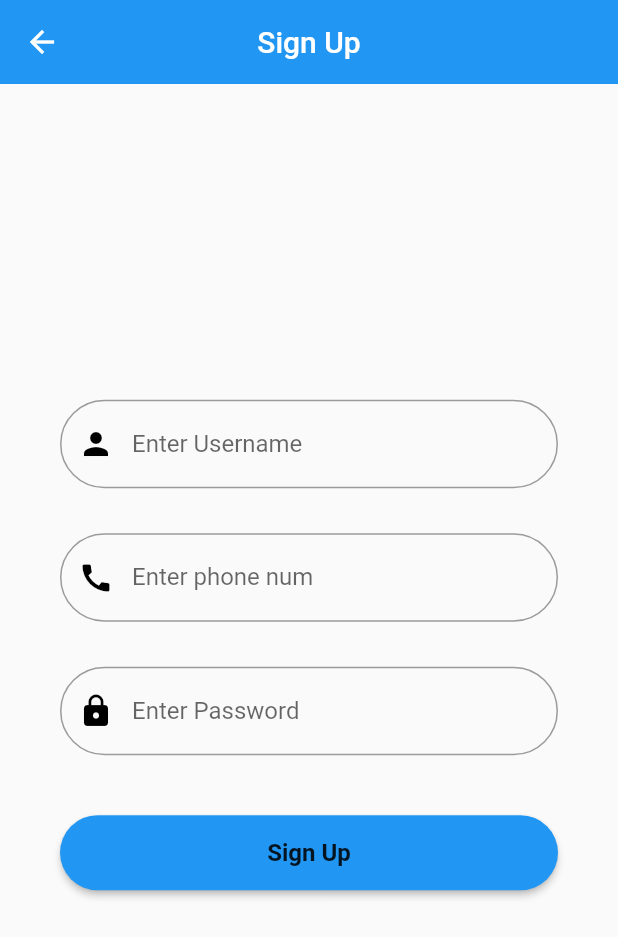
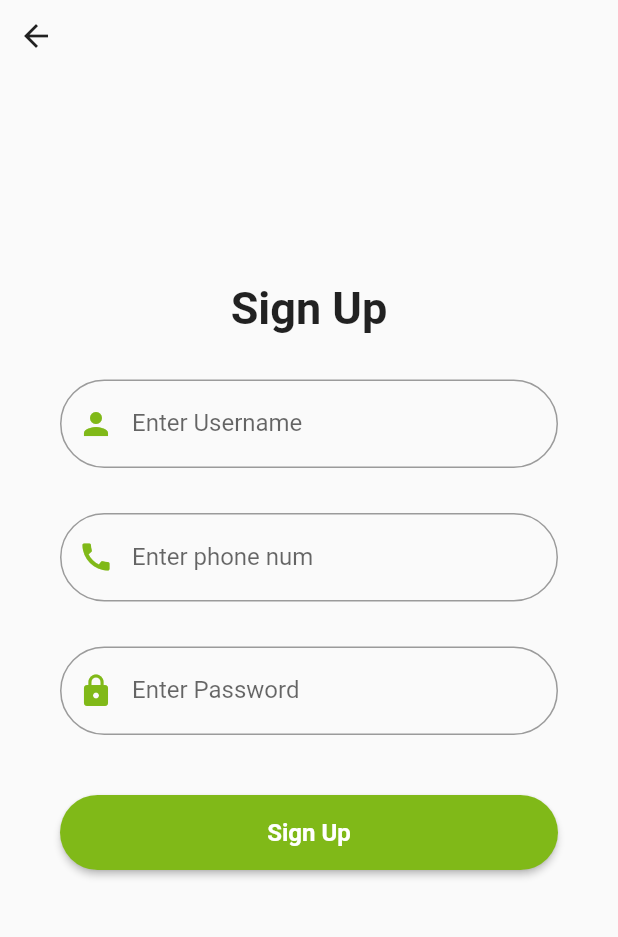
Before and after one commit to Animam/authenticate_flutter, a Flutter app: the screen it shows after launch, after a tap on "Sign up", on a phone screen of 412 x 824 dp. Shown: the top 937 px of the screen. Run offline on Flutter 3.47's test engine with Material 2 defaults, Android fonts, the phone set to English and light mode, and no system bars; our stand-ins replace firebase_auth, firebase_core; accounts and stored records are empty.

Commit message:
HomePage:Drawer  , SignIn ,SignUp   okay

```diff
--- /dev/null
+++ b/lib/color.txt
@@ -0,0 +1,3 @@
+80b918
+ffff3f
+dc2f02
--- /dev/null
+++ b/lib/colors.dart
@@ -0,0 +1,3 @@
+import 'package:flutter/rendering.dart';
+
+const GREEN = Color.fromRGBO(128, 185, 24, 1);
--- a/lib/reuasable_widget/reuseable_widget.dart
+++ b/lib/reuasable_widget/reuseable_widget.dart
@@ -1,3 +1,4 @@
+import 'package:authenticate_flutter/colors.dart';
 import 'package:flutter/material.dart';
 
 TextField reuseable_widget(String text, IconData icon, bool isPasswordType,
@@ -11,10 +12,10 @@ TextField reuseable_widget(String text, IconData icon, bool isPasswordType,
     decoration: InputDecoration(
       prefixIcon: Icon(
         icon,
-        color: Colors.black,
+        color: GREEN,
       ),
       labelText: text,
-      labelStyle: TextStyle(
+      labelStyle: const TextStyle(
           // color: Colors.white.withOpacity(0.9),
           ),
       floatingLabelBehavior: FloatingLabelBehavior.never,
@@ -44,8 +45,8 @@ Container signInSignUpButton(
       },
       child: Text(
         isLogin ? 'Log In' : 'Sign Up',
-        style: TextStyle(
-          color: Colors.black87,
+        style: const TextStyle(
+          color: Colors.white,
           fontWeight: FontWeight.bold,
           fontSize: 16,
         ),
@@ -55,7 +56,7 @@ Container signInSignUpButton(
             if (states.contains(MaterialState.pressed)) {
               return Colors.black26;
             }
-            return Colors.blue;
+            return GREEN;
           }),
           shape: MaterialStateProperty.all<RoundedRectangleBorder>(
               RoundedRectangleBorder(borderRadius: BorderRadius.circular(30)))),
--- a/lib/screens/sign_in.dart
+++ b/lib/screens/sign_in.dart
@@ -1,4 +1,5 @@
 import 'package:authenticate_flutter/reuasable_widget/reuseable_widget.dart';
+import 'package:authenticate_flutter/screens/home.dart';
 import 'package:authenticate_flutter/screens/sign_up.dart';
 import 'package:flutter/material.dart';
 
@@ -16,24 +17,29 @@ class _SignInPageState extends State<SignInPage> {
   Widget build(BuildContext context) {
     return Scaffold(
       backgroundColor: Colors.white,
-      appBar: AppBar(
-        title: const Text('Sign In'),
-        centerTitle: true,
-        elevation: 0.0,
-      ),
       body: Center(
         child: Padding(
           padding: const EdgeInsets.all(40.0),
           child: Column(
             mainAxisAlignment: MainAxisAlignment.center,
             children: <Widget>[
+              const Text(
+                'Sign In',
+                style: TextStyle(fontSize: 30, fontWeight: FontWeight.bold),
+              ),
+              const SizedBox(
+                height: 30,
+              ),
               reuseable_widget("Enter Username", Icons.person_outline, false,
                   emailController),
               const SizedBox(height: 30),
               reuseable_widget(
                   "Enter Password", Icons.lock, true, passwordController),
               const SizedBox(height: 30),
-              signInSignUpButton(context, true, () {}),
+              signInSignUpButton(context, true, () {
+                Navigator.push(context,
+                    MaterialPageRoute(builder: (context) => const HomePage()));
+              }),
               signUpOption()
             ],
           ),
--- a/lib/screens/sign_up.dart
+++ b/lib/screens/sign_up.dart
@@ -1,5 +1,6 @@
 import 'package:authenticate_flutter/reuasable_widget/reuseable_widget.dart';
 import 'package:authenticate_flutter/screens/home.dart';
+import 'package:authenticate_flutter/screens/sign_in.dart';
 import 'package:firebase_auth/firebase_auth.dart';
 import 'package:flutter/material.dart';
 
@@ -16,30 +17,55 @@ class _SignUpPageState extends State<SignUpPage> {
   TextEditingController passwordController = TextEditingController();
   @override
   Widget build(BuildContext context) {
-    return Scaffold(
-      appBar: AppBar(
-        title: const Text('Sign Up'),
-        centerTitle: true,
-        elevation: 0.0,
+    return SafeArea(
+      child: Scaffold(
+        body: SingleChildScrollView(
+          child: Column(
+            children: [
+              Row(
+                mainAxisAlignment: MainAxisAlignment.start,
+                children: [
+                  IconButton(
+                    onPressed: () {
+                      Navigator.pushReplacement(
+                        context,
+                        MaterialPageRoute(
+                            builder: (context) => const SignInPage()),
+                      );
+                    },
+                    icon: Icon(Icons.arrow_back),
                   ),
-      body: Center(
+                ],
+              ),
+              Center(
                 child: Padding(
                   padding: const EdgeInsets.all(40.0),
                   child: Column(
+                    children: [
+                      const SizedBox(height: 100),
+                      Column(
                         mainAxisAlignment: MainAxisAlignment.center,
                         children: [
-              reuseable_widget(
-                  "Enter Username", Icons.person, false, usernameController),
+                          const Text(
+                            'Sign Up',
+                            style: TextStyle(
+                                fontSize: 30, fontWeight: FontWeight.bold),
+                          ),
                           const SizedBox(
                             height: 30,
                           ),
-              reuseable_widget(
-                  "Enter phone num", Icons.call, false, phoneController),
+                          reuseable_widget("Enter Username", Icons.person,
+                              false, usernameController),
                           const SizedBox(
                             height: 30,
                           ),
-              reuseable_widget(
-                  "Enter Password", Icons.lock, true, passwordController),
+                          reuseable_widget("Enter phone num", Icons.call, false,
+                              phoneController),
+                          const SizedBox(
+                            height: 30,
+                          ),
+                          reuseable_widget("Enter Password", Icons.lock, true,
+                              passwordController),
                           const SizedBox(
                             height: 30,
                           ),
@@ -47,17 +73,29 @@ class _SignUpPageState extends State<SignUpPage> {
                             await FirebaseAuth.instance
                                 .verifyPhoneNumber(
                                     phoneNumber: phoneController.text,
-                        verificationCompleted: (phoneAuthCredential) {},
-                        verificationFailed: (firebaseAuthException) {},
-                        codeSent: (String verificationId, int? resendToken) {},
-                        codeAutoRetrievalTimeout: (String verificationId) {})
+                                    verificationCompleted:
+                                        (phoneAuthCredential) {},
+                                    verificationFailed:
+                                        (firebaseAuthException) {},
+                                    codeSent: (String verificationId,
+                                        int? resendToken) {},
+                                    codeAutoRetrievalTimeout:
+                                        (String verificationId) {})
                                 .then((value) {
-                  Navigator.push(context,
-                      MaterialPageRoute(builder: (context) => HomePage()));
+                              Navigator.push(
+                                  context,
+                                  MaterialPageRoute(
+                                      builder: (context) => SignInPage()));
                             }).onError((error, stackTrace) {
                               print('Error ${error.toString()}');
                             });
                           })
+                        ],
+                      ),
+                    ],
+                  ),
+                ),
+              ),
             ],
           ),
         ),
```
Also changed, not shown: lib/screens/home.dart (+66 -1 lines). Lines whose indentation alone changed are shown as unchanged.
